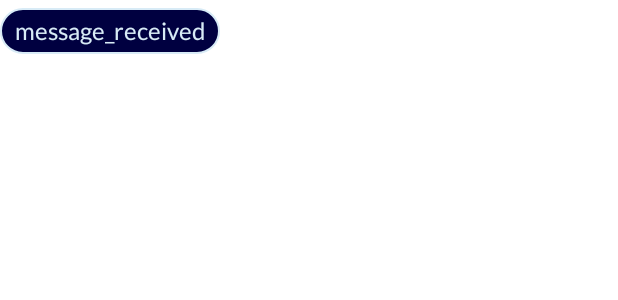
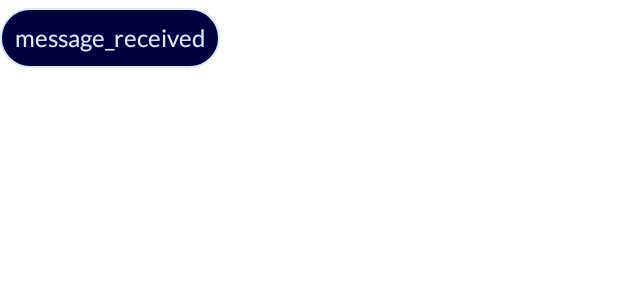
Before and after one commit to BartoszWisny/SpiralApp, an Android app: the layout chat_message_received.xml on its own in the app's theme, with its tools: preview values and no code run, on a phone screen of 412 x 824 dp. Shown: the top 300 px of the screen. Run offline under Robolectric (Android 15) with nearby library versions, the phone set to English and light mode, and no system bars.

Commit message:
Fixed bugs in profile display (refresh), minor improvements to chats' view

```diff
--- a/app/src/main/AndroidManifest.xml
+++ b/app/src/main/AndroidManifest.xml
@@ -15,7 +15,8 @@
         tools:targetApi="31">
         <activity
             android:name=".ChatActivity"
-            android:exported="false" />
+            android:exported="false"
+            android:windowSoftInputMode="adjustResize" />
         <activity
             android:name=".SignUpActivity"
             android:exported="false" />
--- a/app/src/main/java/com/example/spiral/LoginActivity.kt
+++ b/app/src/main/java/com/example/spiral/LoginActivity.kt
@@ -42,7 +42,6 @@ import java.io.ByteArrayOutputStream
 import java.net.URL
 import java.util.concurrent.ExecutorService
 import java.util.concurrent.Executors
-
 
 class LoginActivity : AppCompatActivity() {
     private lateinit var loginLayout: ConstraintLayout
--- a/app/src/main/java/com/example/spiral/MessageAdapter.kt
+++ b/app/src/main/java/com/example/spiral/MessageAdapter.kt
@@ -36,6 +36,8 @@ class MessageAdapter(private val context: Context, private val data: List<Messag
             holder as MessageReceivedViewHolder
             holder.messageReceived.text = message.message
         }
+
+        holder.setIsRecyclable(false)
     }
 
     override fun getItemCount(): Int {
--- a/app/src/main/java/com/example/spiral/UserProfileDisplayFragment.kt
+++ b/app/src/main/java/com/example/spiral/UserProfileDisplayFragment.kt
@@ -66,8 +66,4 @@ class UserProfileDisplayFragment : Fragment() {
 
         return view
     }
-
-    fun getProfiles() {
-
-    }
 }
--- a/app/src/main/java/com/example/spiral/UserProfilesAdapter.kt
+++ b/app/src/main/java/com/example/spiral/UserProfilesAdapter.kt
@@ -46,7 +46,7 @@ class UserProfilesAdapter(private val context: Context, private val data: List<U
         holder.itemView.setOnClickListener {
             Toast.makeText(context, "${name}'s profile clicked", Toast.LENGTH_SHORT).show()
         }
-
+        holder.setIsRecyclable(false)
 //        holder.userImage.setImageResource(R.drawable.default_user_profile_photo)
 //        Picasso.get().load(R.drawable.user_profile_image).resize(1000, 1000).centerCrop()
 //            .transform(RoundedCornersTransformation(50, 0)).into(holder.userImage)
--- a/app/src/main/res/layout-night/chat_message_received.xml
+++ b/app/src/main/res/layout-night/chat_message_received.xml
@@ -10,6 +10,7 @@
         android:layout_width="wrap_content"
         android:layout_height="wrap_content"
         android:layout_marginTop="5dp"
+        android:layout_marginBottom="5dp"
         android:background="@drawable/item_shape_dark"
         android:onClick="userChatsItemClick"
         app:layout_constraintBottom_toBottomOf="parent"
@@ -20,10 +21,7 @@
             android:id="@+id/chat_message_received"
             android:layout_width="0dp"
             android:layout_height="wrap_content"
-            android:paddingLeft="10dp"
-            android:paddingTop="5dp"
-            android:paddingRight="10dp"
-            android:paddingBottom="5dp"
+            android:padding="10dp"
             android:text="message_received"
             android:textColor="@color/gray_2"
             android:textSize="16sp"
--- a/app/src/main/res/layout/chat_message_received.xml
+++ b/app/src/main/res/layout/chat_message_received.xml
@@ -11,6 +11,7 @@
         android:layout_width="wrap_content"
         android:layout_height="wrap_content"
         android:layout_marginTop="5dp"
+        android:layout_marginBottom="5dp"
         android:background="@drawable/item_shape_dark"
         android:onClick="userChatsItemClick"
         app:layout_constraintBottom_toBottomOf="parent"
@@ -21,10 +22,7 @@
             android:id="@+id/chat_message_received"
             android:layout_width="0dp"
             android:layout_height="wrap_content"
-            android:paddingLeft="10dp"
-            android:paddingTop="5dp"
-            android:paddingRight="10dp"
-            android:paddingBottom="5dp"
+            android:padding="10dp"
             android:text="message_received"
             android:textColor="@color/blue_1"
             android:textSize="16sp"
--- a/app/src/main/res/layout/chat_message_sent.xml
+++ b/app/src/main/res/layout/chat_message_sent.xml
@@ -10,6 +10,7 @@
         android:layout_width="wrap_content"
         android:layout_height="wrap_content"
         android:layout_marginTop="5dp"
+        android:layout_marginBottom="5dp"
         android:background="@drawable/item_shape"
         android:onClick="userChatsItemClick"
         app:layout_constraintBottom_toBottomOf="parent"
@@ -20,10 +21,7 @@
             android:id="@+id/chat_message_sent"
             android:layout_width="0dp"
             android:layout_height="wrap_content"
-            android:paddingLeft="10dp"
-            android:paddingTop="5dp"
-            android:paddingRight="10dp"
-            android:paddingBottom="5dp"
+            android:padding="10dp"
             android:text="message_sent"
             android:textSize="16sp"
             app:layout_constraintBottom_toBottomOf="parent"
--- a/app/src/main/res/layout/user_chats_list_item.xml
+++ b/app/src/main/res/layout/user_chats_list_item.xml
@@ -24,6 +24,8 @@
             android:layout_marginLeft="10dp"
             android:layout_marginTop="5dp"
             android:layout_marginRight="10dp"
+            android:ellipsize="end"
+            android:maxLines="1"
             android:text="user_chats_name"
             android:textSize="18sp"
             android:textStyle="bold"
@@ -39,6 +41,8 @@
             android:layout_marginTop="5dp"
             android:layout_marginRight="10dp"
             android:layout_marginBottom="5dp"
+            android:ellipsize="end"
+            android:maxLines="1"
             android:text="user_chats_last_message"
             android:textSize="16sp"
             app:layout_constraintBottom_toBottomOf="parent"
```
Also changed, not shown: app/src/main/java/com/example/spiral/ChatActivity.kt (+12 -1 lines), app/src/main/java/com/example/spiral/UserChatsAdapter.kt (+24 -3 lines), app/src/main/res/layout-land/fragment_user_profile_display.xml (+16 -10 lines), app/src/main/res/layout/fragment_user_profile_display.xml (+11 -6 lines). Lines whose indentation alone changed are shown as unchanged.
